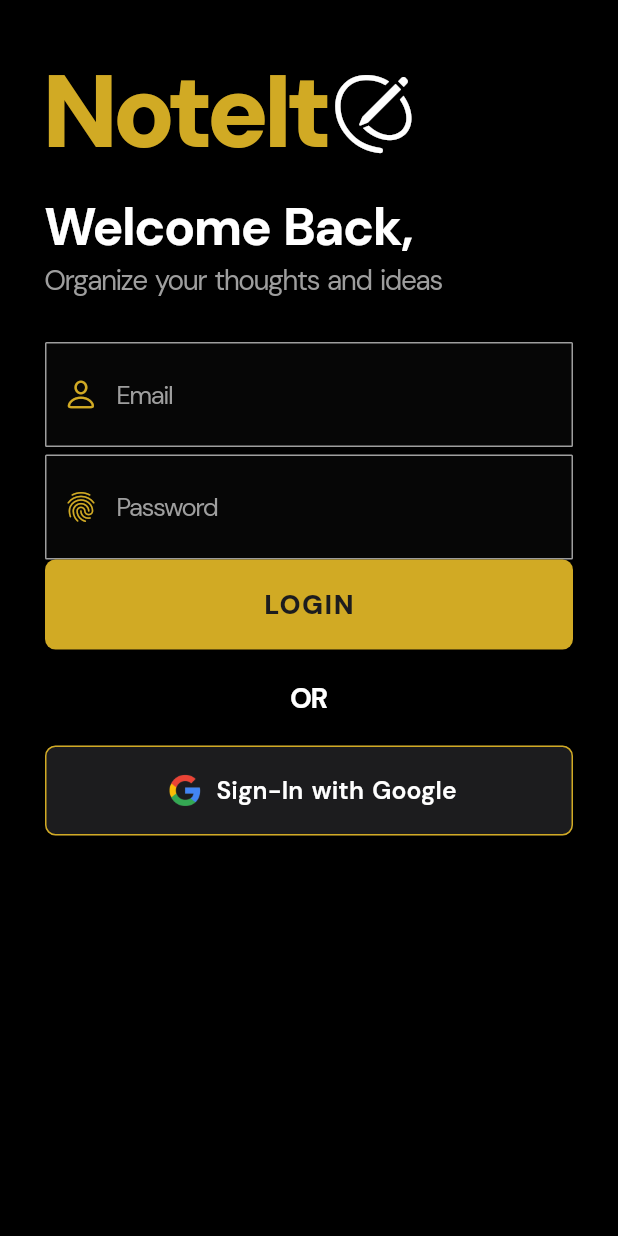
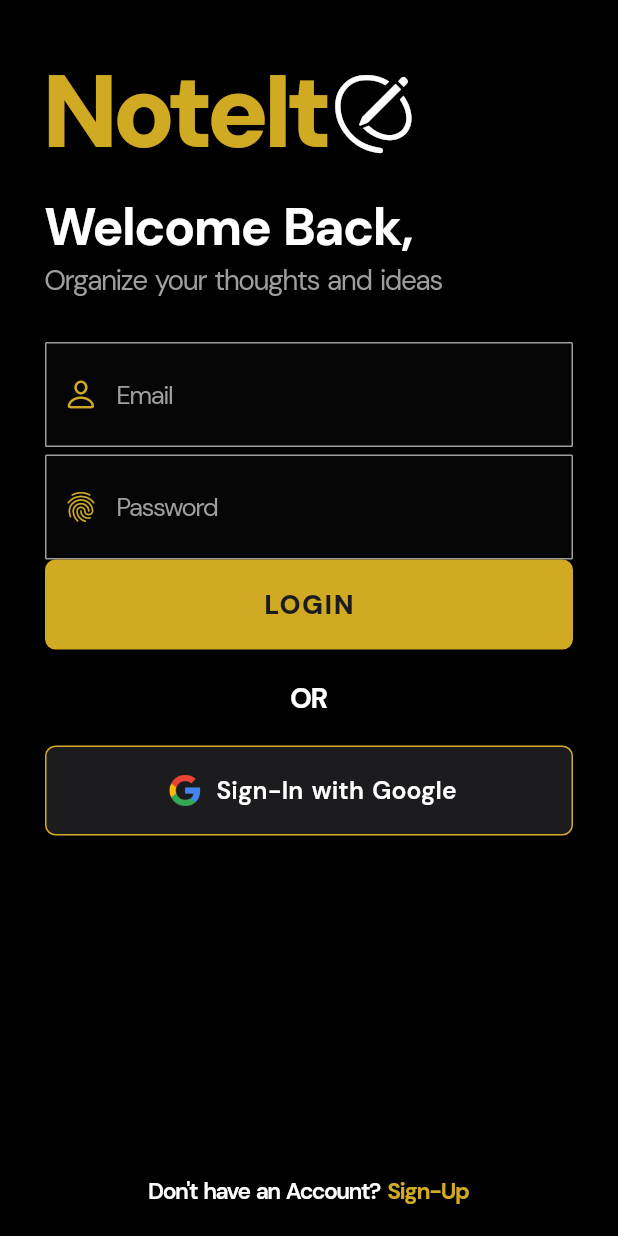
Before and after one commit to DSC-VJTI/Flutter-Forward-Extended, a Flutter app: the screen it shows after launch, on a phone screen of 412 x 824 dp. Run offline on Flutter 3.47's test engine with Material 2 defaults, Android fonts, the phone set to English and light mode, and no system bars; our stand-ins replace google_fonts.

Commit message:
Added link to register page

```diff
--- a/notes_app/lib/login/login.dart
+++ b/notes_app/lib/login/login.dart
@@ -22,7 +22,40 @@ class _LoginState extends State<Login> {
     double width = MediaQuery.of(context).size.width;
     return Scaffold(
       backgroundColor: NotesTheme.backgroundColor,
-
+      bottomNavigationBar: Padding(
+        padding: const EdgeInsets.all(20.0),
+        child: Row(
+          mainAxisAlignment: MainAxisAlignment.center,
+          crossAxisAlignment: CrossAxisAlignment.center,
+          children: [
+            Text(
+              "Don't have an Account?",
+              style: NotesTheme.appText(
+                  size: width / 27,
+                  weight: FontWeight.w600,
+                  color: NotesTheme.whiteColor),
+            ),
+            const SizedBox(
+              width: 5,
+            ),
+            GestureDetector(
+              onTap: () {
+                Navigator.push(context, MaterialPageRoute(builder: (_) {
+                  return Login();
+                  // return Register();
+                }));
+              },
+              child: Text(
+                "Sign-Up",
+                style: NotesTheme.appText(
+                    size: width / 27,
+                    weight: FontWeight.bold,
+                    color: NotesTheme.highlightColor),
+              ),
+            )
+          ],
+        ),
+      ),
       body: SafeArea(
         child: SingleChildScrollView(
           padding: const EdgeInsets.all(30.0),
```
